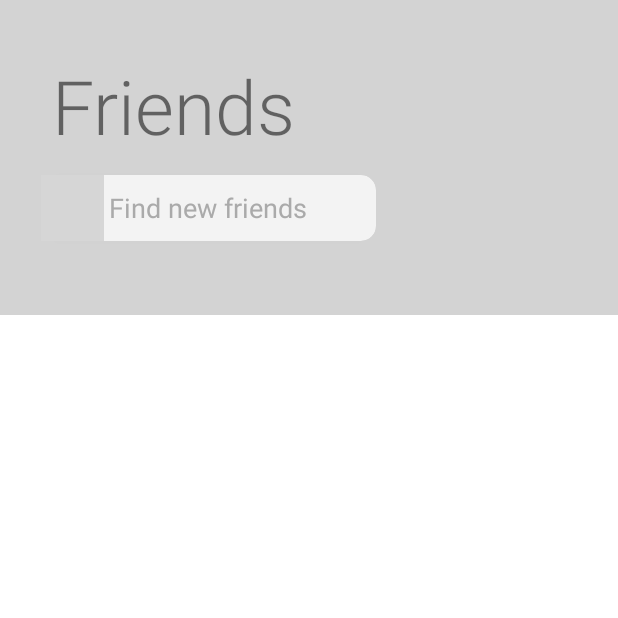
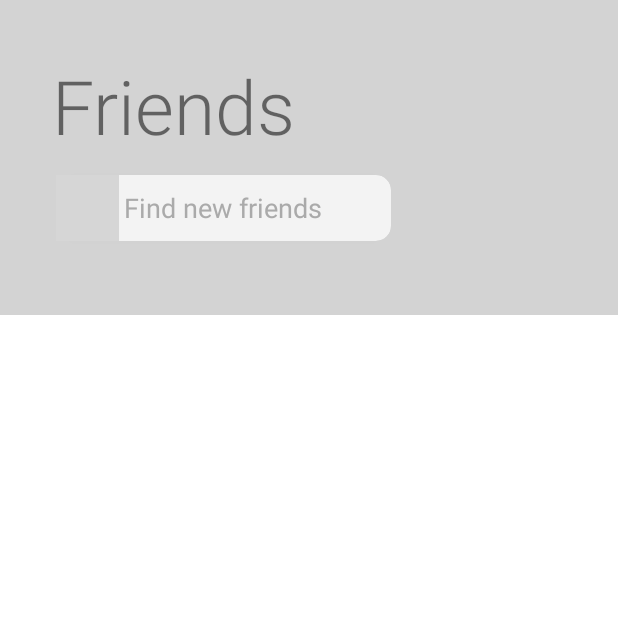
Before and after one commit to nicks1m/fitastic, an Android app: the findFriends screen opened directly, with no data from a screen before it, on a phone screen of 412 x 824 dp, the top half of it. Run offline under Robolectric (Android 15) with nearby library versions, the light colour scheme and no system bars; grey boxes are pictures that could not be loaded.

Commit message:
friends activity implemented

```diff
--- a/app/src/main/java/com/example/fitastic/findFriends.java
+++ b/app/src/main/java/com/example/fitastic/findFriends.java
@@ -1,21 +1,30 @@
 package com.example.fitastic;
 
+import androidx.annotation.RequiresApi;
 import androidx.appcompat.app.AppCompatActivity;
 
+import android.os.Build;
 import android.os.Bundle;
 import android.widget.TextView;
+import androidx.appcompat.widget.Toolbar;
+
 
 public class findFriends extends AppCompatActivity {
 
-    TextView friend_text;
+    private Toolbar mToolbar;
+
+    @RequiresApi(api = Build.VERSION_CODES.LOLLIPOP)
     @Override
     protected void onCreate(Bundle savedInstanceState) {
         super.onCreate(savedInstanceState);
         setContentView(R.layout.activity_find_friends);
 
+        mToolbar = (Toolbar) findViewById(R.id.toolbar);
+        setSupportActionBar(mToolbar);
+//        getSupportActionBar().setDisplayHomeAsUpEnabled(true);
+//        getSupportActionBar().setTitle("Update Post");
+
+
     }
 
-
-
-
 }
--- a/app/src/main/res/layout/activity_find_friends.xml
+++ b/app/src/main/res/layout/activity_find_friends.xml
@@ -44,8 +44,8 @@
                 android:layout_height="44dp"
                 android:layout_marginStart="100dp"
                 android:layout_marginLeft="100dp"
-                android:layout_marginEnd="250dp"
-                android:layout_marginRight="250dp"
+                android:layout_marginEnd="230dp"
+                android:layout_marginRight="230dp"
                 android:layout_marginBottom="20dp"
                 app:cardBackgroundColor="#F3F3F3"
                 app:cardCornerRadius="10dp"
--- a/app/src/main/res/layout/fragment_profile.xml
+++ b/app/src/main/res/layout/fragment_profile.xml
@@ -116,7 +116,7 @@
                     android:adjustViewBounds="false"
                     android:background="#5CC1BFBF"
                     android:scaleType="fitXY"
-                    android:src="@drawable/border"
+                    android:src="@drawable/user"
                     app:layout_constraintBottom_toTopOf="@+id/textView15"
                     app:layout_constraintEnd_toEndOf="parent"
                     app:layout_constraintStart_toEndOf="@+id/textView3"
```
Also changed, not shown: app/src/main/res/layout/users_display_layout.xml (+38 -0 lines), app/src/main/res/drawable/user.png (added).
